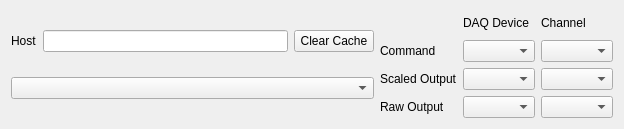
Before: the Qt Designer form acq4/devices/MultiClamp/RackTemplate.ui in acq4/acq4, drawn with Qt 5.
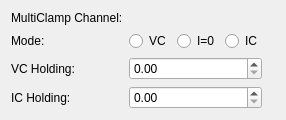
After: the same form once the commit is applied. Custom widgets are drawn as their Qt base class.

The edit to the form file:
```diff
--- a/acq4/devices/MultiClamp/RackTemplate.ui
+++ b/acq4/devices/MultiClamp/RackTemplate.ui
@@ -1,12 +1,12 @@
 <ui version="4.0" >
  <class>Form</class>
- <widget class="QWidget" name="Form" >
-  <property name="geometry" >
+ <widget class="QWidget" name="Form">
+  <property name="geometry">
    <rect>
     <x>0</x>
     <y>0</y>
-    <width>624</width>
-    <height>129</height>
+    <width>259</width>
+    <height>117</height>
    </rect>
   </property>
   <property name="windowTitle" >
@@ -14,88 +14,138 @@
   </property>
   <layout class="QHBoxLayout" name="horizontalLayout" >
    <item>
-    <layout class="QGridLayout" name="gridLayout_2" >
-     <item row="0" column="0" >
-      <widget class="QLabel" name="label_6" >
-       <property name="text" >
-        <string>Host</string>
+    <layout class="QGridLayout" name="gridLayout_2">
+     <item row="1" column="2">
+      <spacer name="horizontalSpacer">
+       <property name="orientation">
+        <enum>Qt::Horizontal</enum>
        </property>
+       <property name="sizeHint" stdset="0">
+        <size>
+         <width>40</width>
+         <height>20</height>
+        </size>
+       </property>
+      </spacer>
+     </item>
+     <item row="3" column="2">
+      <widget class="QLabel" name="vcHoldingLabel">
+       <property name="text">
+        <string/>
+       </property>
       </widget>
      </item>
-     <item row="0" column="1" >
-      <widget class="QLineEdit" name="hostText" />
+     <item row="4" column="1">
+      <widget class="SpinBox" name="icHoldingSpin">
+       <property name="maximumSize">
+        <size>
+         <width>150</width>
+         <height>16777215</height>
+        </size>
+       </property>
+      </widget>
      </item>
-     <item row="0" column="2" >
-      <widget class="QPushButton" name="clearCacheBtn" >
-       <property name="text" >
-        <string>Clear Cache</string>
+     <item row="0" column="0">
+      <widget class="QLabel" name="label_6">
+       <property name="text">
+        <string>MultiClamp Channel:</string>
        </property>
       </widget>
      </item>
-     <item row="1" column="0" colspan="3" >
-      <widget class="QComboBox" name="deviceCombo" />
-     </item>
-    </layout>
-   </item>
-   <item>
-    <layout class="QGridLayout" name="gridLayout" >
-     <item row="0" column="1" >
-      <widget class="QLabel" name="label_4" >
-       <property name="text" >
-        <string>DAQ Device</string>
+     <item row="1" column="0">
+      <widget class="QLabel" name="label">
+       <property name="text">
+        <string>Mode:</string>
        </property>
       </widget>
      </item>
-     <item row="0" column="2" >
-      <widget class="QLabel" name="label_5" >
-       <property name="text" >
-        <string>Channel</string>
+     <item row="0" column="2">
+      <widget class="QLabel" name="channelLabel">
+       <property name="text">
+        <string/>
        </property>
       </widget>
      </item>
-     <item row="1" column="0" >
-      <widget class="QLabel" name="label" >
-       <property name="text" >
-        <string>Command</string>
+     <item row="4" column="0">
+      <widget class="QLabel" name="label_3">
+       <property name="text">
+        <string>IC Holding:</string>
        </property>
       </widget>
      </item>
-     <item row="1" column="1" >
-      <widget class="QComboBox" name="cmdDaqCombo" />
+     <item row="1" column="1">
+      <layout class="QHBoxLayout" name="horizontalLayout_2">
+       <item>
+        <widget class="QRadioButton" name="vcRadio">
+         <property name="text">
+          <string>VC</string>
+         </property>
+        </widget>
+       </item>
+       <item>
+        <widget class="QRadioButton" name="i0Radio">
+         <property name="text">
+          <string>I=0</string>
+         </property>
+        </widget>
+       </item>
+       <item>
+        <widget class="QRadioButton" name="icRadio">
+         <property name="text">
+          <string>IC</string>
+         </property>
+        </widget>
+       </item>
+      </layout>
      </item>
-     <item row="1" column="2" >
-      <widget class="QComboBox" name="cmdChanCombo" />
+     <item row="3" column="0">
+      <widget class="QLabel" name="label_2">
+       <property name="text">
+        <string>VC Holding:</string>
+       </property>
+      </widget>
      </item>
-     <item row="2" column="0" >
-      <widget class="QLabel" name="label_2" >
-       <property name="text" >
-        <string>Scaled Output</string>
+     <item row="3" column="1">
+      <widget class="SpinBox" name="vcHoldingSpin">
+       <property name="maximumSize">
+        <size>
+         <width>150</width>
+         <height>16777215</height>
+        </size>
        </property>
       </widget>
      </item>
-     <item row="2" column="1" >
-      <widget class="QComboBox" name="scaledDaqCombo" />
-     </item>
-     <item row="2" column="2" >
-      <widget class="QComboBox" name="scaledChanCombo" />
-     </item>
-     <item row="3" column="0" >
-      <widget class="QLabel" name="label_3" >
-       <property name="text" >
-        <string>Raw Output</string>
+     <item row="4" column="2">
+      <widget class="QLabel" name="icHoldingLabel">
+       <property name="text">
+        <string/>
        </property>
       </widget>
      </item>
-     <item row="3" column="1" >
-      <widget class="QComboBox" name="rawDaqCombo" />
-     </item>
-     <item row="3" column="2" >
-      <widget class="QComboBox" name="rawChanCombo" />
+     <item row="5" column="0">
+      <spacer name="verticalSpacer">
+       <property name="orientation">
+        <enum>Qt::Vertical</enum>
+       </property>
+       <property name="sizeHint" stdset="0">
+        <size>
+         <width>20</width>
+         <height>40</height>
+        </size>
+       </property>
+      </spacer>
      </item>
     </layout>
    </item>
   </layout>
  </widget>
+ <customwidgets>
+  <customwidget>
+   <class>SpinBox</class>
+   <extends>QDoubleSpinBox</extends>
+   <header>acq4.pyqtgraph</header>
+  </customwidget>
+ </customwidgets>
  <resources/>
  <connections/>
 </ui>
```
Left out of the diff: 7 changed lines with no effect on the pictures.
